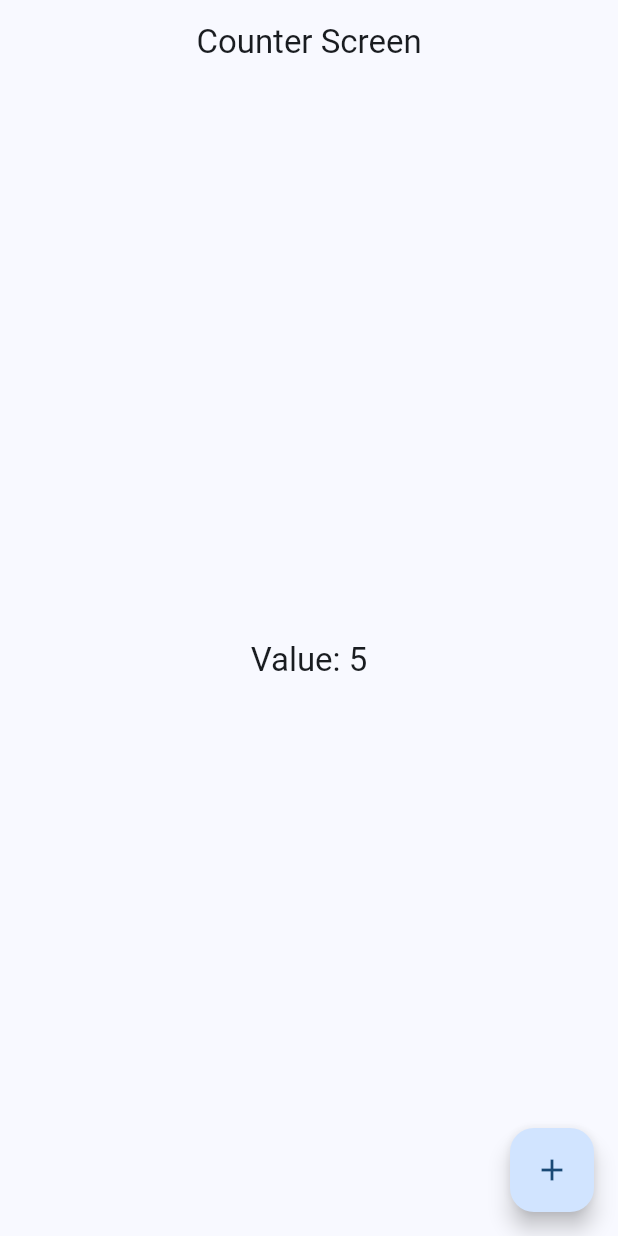
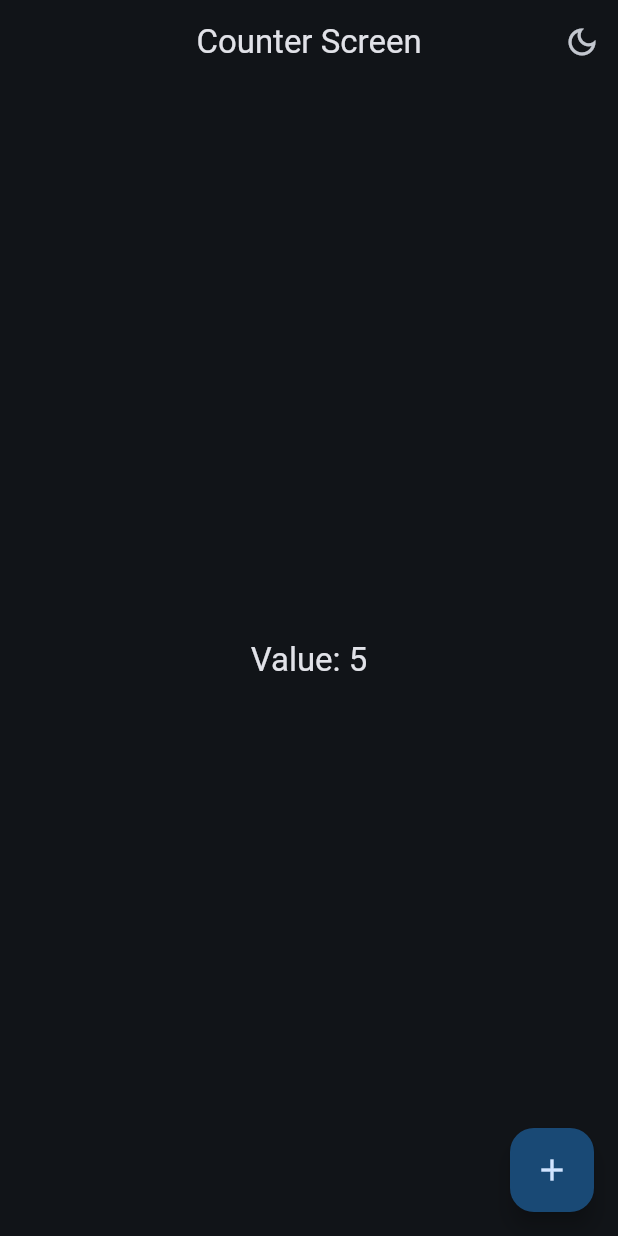
Before and after one commit to franmc01/flutter_widgets_app, a Flutter app: the CounterScreen screen opened by its route, on a phone screen of 412 x 824 dp. Run offline on Flutter 3.47's test engine with Material 3 defaults, Android fonts, the phone set to English and light mode, and no system bars; our stand-ins replace animate_do, flutter_riverpod, go_router.

Commit message:
feat: playing with riverpod

```diff
--- a/lib/config/menu/menu_items.dart
+++ b/lib/config/menu/menu_items.dart
@@ -23,4 +23,5 @@ const appMenuItems = <MenuItems>[
   MenuItems(title: 'Tutorial', subTitle: 'Ejercicios de onboarding', link: '/tutorial', icon: Icons.slideshow),
   MenuItems(title: 'InifiniteScroll & Pull', subTitle: 'Listas infinitas y pull to refresh', link: '/infinity', icon: Icons.list),
   MenuItems(title: 'Counter', subTitle: 'Riverpod Test', link: '/counter', icon: Icons.currency_pound_outlined),
+  MenuItems(title: 'Theme Changer', subTitle: 'Riverpod Cambiar Temas', link: '/theme', icon: Icons.color_lens),
 ];
--- a/lib/config/router/app_router.dart
+++ b/lib/config/router/app_router.dart
@@ -8,6 +8,7 @@ import 'package:widgets_app/presentation/screens/home_screen.dart';
 import 'package:widgets_app/presentation/screens/infinite_scroll.dart';
 import 'package:widgets_app/presentation/screens/progress_screen.dart';
 import 'package:widgets_app/presentation/screens/snackbar_screen.dart';
+import 'package:widgets_app/presentation/screens/theme_changer.dart';
 import 'package:widgets_app/presentation/screens/ui_controls.dart';
 
 final appRouter = GoRouter(initialLocation: '/', routes: [
@@ -42,4 +43,5 @@ final appRouter = GoRouter(initialLocation: '/', routes: [
   GoRoute(path: '/tutorial', name: AppTutorialScreen.name, builder: (context, state) => AppTutorialScreen()),
   GoRoute(path: '/infinity', name: InfiniteScrollScreen.name, builder: (context, state) => InfiniteScrollScreen()),
   GoRoute(path: '/counter', name: CounterScreen.name, builder: (context, state) => CounterScreen()),
+  GoRoute(path: '/theme', name: ThemeChanger.name, builder: (context, state) => ThemeChanger()),
 ]);
--- a/lib/config/theme/app_theme.dart
+++ b/lib/config/theme/app_theme.dart
@@ -4,14 +4,16 @@ const colorList = <Color>[Colors.blue, Colors.teal, Colors.green];
 
 class AppTheme {
   final int selectedColor;
+  final bool isDarkMode;
 
-  AppTheme({this.selectedColor = 0})
+  AppTheme({this.selectedColor = 0, this.isDarkMode = false})
       : assert(selectedColor >= 0, 'Selected color must be greater then 0'),
         assert(selectedColor < colorList.length,
             'Selected color must be less or equal than ${colorList.length - 1}');
 
   ThemeData getTheme() => ThemeData(
       useMaterial3: true,
+      brightness: isDarkMode ? Brightness.dark : Brightness.light,
       colorSchemeSeed: colorList[selectedColor],
       appBarTheme: AppBarTheme(centerTitle: true));
 }
--- a/lib/main.dart
+++ b/lib/main.dart
@@ -2,18 +2,23 @@ import 'package:flutter/material.dart';
 import 'package:flutter_riverpod/flutter_riverpod.dart';
 import 'package:widgets_app/config/router/app_router.dart';
 import 'package:widgets_app/config/theme/app_theme.dart';
+import 'package:widgets_app/presentation/providers/theme_provider.dart';
 
 void main() => runApp(ProviderScope(child: MyApp()));
 
-class MyApp extends StatelessWidget {
+class MyApp extends ConsumerWidget {
   const MyApp({super.key});
 
   @override
-  Widget build(BuildContext context) {
+  Widget build(BuildContext context, ref) {
+    final isDarkMode = ref.watch(isDarkModeProvider);
+    final selectedColor = ref.watch(selectedColorProvider);
+
+
     return MaterialApp.router(
       title: 'Flutter Widgets',
       debugShowCheckedModeBanner: false,
-      theme: AppTheme().getTheme(),
+      theme: AppTheme(isDarkMode: isDarkMode, selectedColor: selectedColor).getTheme(),
       routerConfig: appRouter,
     );
   }
--- /dev/null
+++ b/lib/presentation/providers/theme_provider.dart
@@ -0,0 +1,8 @@
+import 'package:flutter_riverpod/flutter_riverpod.dart';
+import 'package:widgets_app/config/theme/app_theme.dart';
+
+final isDarkModeProvider = StateProvider((ref) => true);
+
+final colorListProvider = Provider((ref) => colorList);
+
+final selectedColorProvider = StateProvider((ref) => 0);
--- a/lib/presentation/screens/counter_screen.dart
+++ b/lib/presentation/screens/counter_screen.dart
@@ -1,6 +1,7 @@
 import 'package:flutter/material.dart';
 import 'package:flutter_riverpod/flutter_riverpod.dart';
 import 'package:widgets_app/presentation/providers/counter_provider.dart';
+import 'package:widgets_app/presentation/providers/theme_provider.dart';
 
 class CounterScreen extends ConsumerWidget {
   static const name = 'counter_screen';
@@ -10,18 +11,32 @@ class CounterScreen extends ConsumerWidget {
   @override
   Widget build(BuildContext context, WidgetRef ref) {
     final textStyle = Theme.of(context).textTheme;
-    final int counterValue = ref.watch(counterProvider);
+    final counterValue = ref.watch(counterProvider);
+    final isDarkMode = ref.watch(isDarkModeProvider);
 
     return Scaffold(
       appBar: AppBar(
         title: Text('Counter Screen'),
+        actions: [
+          IconButton(
+            onPressed: () {
+              ref.read(isDarkModeProvider.notifier).update((state) => !state);
+            },
+            icon: Icon(
+              isDarkMode ? Icons.dark_mode_outlined : Icons.light_mode_outlined,
+            ),
+          )
+        ],
       ),
       body: Center(
         child: Text('Value: $counterValue', style: textStyle.titleLarge),
       ),
-      floatingActionButton: FloatingActionButton(onPressed: (){
-        // counterValue++;
-      }, child: Icon(Icons.add)),
+      floatingActionButton: FloatingActionButton(
+          onPressed: () {
+            // ref.read(counterProvider.notifier).state++;
+            ref.read(counterProvider.notifier).update((state) => state + 1);
+          },
+          child: Icon(Icons.add)),
     );
   }
 }
```
Also changed, not shown: lib/presentation/screens/theme_changer.dart (added, +61 -0 lines).
